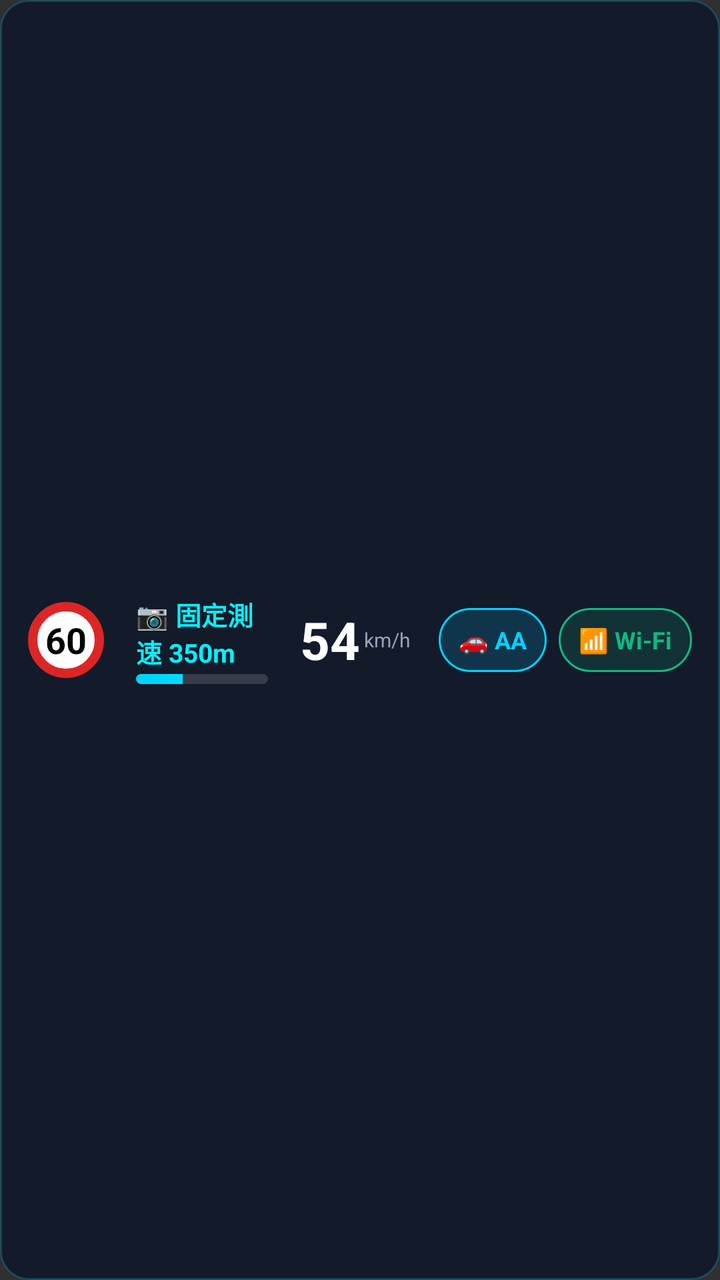
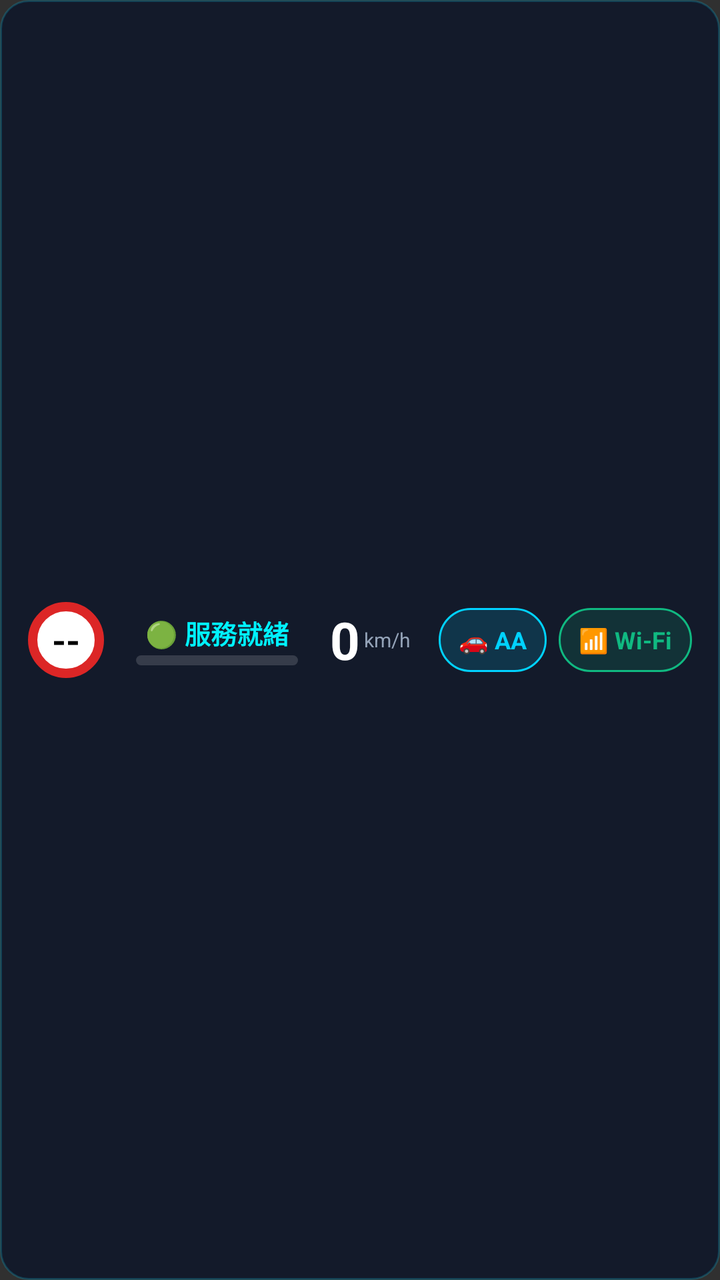

Screens rendered from an Android XML layout before and after an edit, with the pre-edit source and the edit as a unified diff.
<!-- AndroidManifest.xml: application theme Theme.AppCompat.NoActionBar -->
<!-- res/layout/widget_top_hud.xml -->
<?xml version="1.0" encoding="utf-8"?>
<LinearLayout xmlns:android="http://schemas.android.com/apk/res/android"
    android:id="@+id/widget_root"
    android:layout_width="match_parent"
    android:layout_height="52dp"
    android:background="@drawable/bg_hud_top_bar"
    android:gravity="center_vertical"
    android:orientation="horizontal"
    android:paddingStart="14dp"
    android:paddingEnd="14dp">

    
    <TextView
        android:id="@+id/tv_speed_limit"
        android:layout_width="38dp"
        android:layout_height="38dp"
        android:background="@drawable/bg_speed_limit_circle"
        android:gravity="center"
        android:text="60"
        android:textColor="#000000"
        android:textSize="18sp"
        android:textStyle="bold" />

    
    <LinearLayout
        android:layout_width="0dp"
        android:layout_height="wrap_content"
        android:layout_weight="1"
        android:gravity="center"
        android:orientation="vertical"
        android:paddingStart="16dp"
        android:paddingEnd="16dp">

        <TextView
            android:id="@+id/tv_cam_info"
            android:layout_width="wrap_content"
            android:layout_height="wrap_content"
            android:text="📷 固定測速 350m"
            android:textColor="@color/accent_cyan"
            android:textSize="13sp"
            android:textStyle="bold" />

        <ProgressBar
            android:id="@+id/pb_distance"
            style="?android:attr/progressBarStyleHorizontal"
            android:layout_width="match_parent"
            android:layout_height="5dp"
            android:layout_marginTop="2dp"
            android:max="1000"
            android:progress="350"
            android:progressDrawable="@drawable/progress_bar_cyan" />
    </LinearLayout>

    
    <TextView
        android:id="@+id/tv_current_speed"
        android:layout_width="wrap_content"
        android:layout_height="wrap_content"
        android:text="54"
        android:textColor="@color/text_white"
        android:textSize="26sp"
        android:textStyle="bold" />

    <TextView
        android:layout_width="wrap_content"
        android:layout_height="wrap_content"
        android:layout_marginStart="2dp"
        android:text="km/h"
        android:textColor="@color/text_gray"
        android:textSize="10sp" />

    
    <LinearLayout
        android:layout_width="wrap_content"
        android:layout_height="wrap_content"
        android:layout_marginStart="14dp"
        android:gravity="center_vertical"
        android:orientation="horizontal">

        
        <TextView
            android:id="@+id/btn_launch_aa"
            android:layout_width="wrap_content"
            android:layout_height="32dp"
            android:background="@drawable/bg_btn_aa"
            android:gravity="center"
            android:paddingStart="10dp"
            android:paddingEnd="10dp"
            android:text="🚗 AA"
            android:textColor="@color/accent_blue"
            android:textSize="12sp"
            android:textStyle="bold" />

        
        <TextView
            android:id="@+id/btn_toggle_wifi"
            android:layout_width="wrap_content"
            android:layout_height="32dp"
            android:layout_marginStart="6dp"
            android:background="@drawable/bg_btn_wifi"
            android:gravity="center"
            android:paddingStart="10dp"
            android:paddingEnd="10dp"
            android:text="📶 Wi-Fi"
            android:textColor="@color/accent_green"
            android:textSize="12sp"
            android:textStyle="bold" />
    </LinearLayout>

</LinearLayout>
<!-- resources referenced by this layout -->
<resources>
  <color name="accent_blue">#00D2FF</color>
  <color name="accent_cyan">#00F2FE</color>
  <color name="accent_green">#10B981</color>
  <color name="text_gray">#94A3B8</color>
  <color name="text_white">#FFFFFF</color>
  <!-- drawable bg_btn_aa (drawable) -->
  <?xml version="1.0" encoding="utf-8"?>
  <shape xmlns:android="http://schemas.android.com/apk/res/android"
      android:shape="rectangle">
      <solid android:color="#2600D2FF" />
      <stroke
          android:width="1dp"
          android:color="#00D2FF" />
      <corners android:radius="16dp" />
  </shape>
  <!-- drawable bg_btn_wifi (drawable) -->
  <?xml version="1.0" encoding="utf-8"?>
  <shape xmlns:android="http://schemas.android.com/apk/res/android"
      android:shape="rectangle">
      <solid android:color="#2610B981" />
      <stroke
          android:width="1dp"
          android:color="#10B981" />
      <corners android:radius="16dp" />
  </shape>
  <!-- drawable bg_hud_top_bar (drawable) -->
  <?xml version="1.0" encoding="utf-8"?>
  <shape xmlns:android="http://schemas.android.com/apk/res/android"
      android:shape="rectangle">
      <solid android:color="@color/bg_dark_card" />
      <stroke
          android:width="1dp"
          android:color="@color/bg_dark_border" />
      <corners android:radius="14dp" />
  </shape>
  <!-- drawable bg_speed_limit_circle (drawable) -->
  <?xml version="1.0" encoding="utf-8"?>
  <shape xmlns:android="http://schemas.android.com/apk/res/android"
      android:shape="oval">
      <solid android:color="#FFFFFF" />
      <stroke
          android:width="4.5dp"
          android:color="#DC2626" />
  </shape>
  <!-- drawable progress_bar_cyan (drawable) -->
  <?xml version="1.0" encoding="utf-8"?>
  <layer-list xmlns:android="http://schemas.android.com/apk/res/android">
      <item android:id="@android:id/background">
          <shape>
              <corners android:radius="3dp" />
              <solid android:color="#26FFFFFF" />
          </shape>
      </item>
      <item android:id="@android:id/progress">
          <clip>
              <shape>
                  <corners android:radius="3dp" />
                  <gradient
                      android:endColor="#00F2FE"
                      android:startColor="#00D2FF" />
              </shape>
          </clip>
      </item>
  </layer-list>
  <color name="bg_dark_card">#DE0F172A</color>
  <color name="bg_dark_border">#3300D2FF</color>
</resources>

<!-- the commit's change to res/layout/widget_top_hud.xml (unified diff, before → after) -->
@@ -16,7 +16,7 @@
         android:layout_height="38dp"
         android:background="@drawable/bg_speed_limit_circle"
         android:gravity="center"
-        android:text="60"
+        android:text="--"
         android:textColor="#000000"
         android:textSize="18sp"
         android:textStyle="bold" />
@@ -35,7 +35,7 @@
             android:id="@+id/tv_cam_info"
             android:layout_width="wrap_content"
             android:layout_height="wrap_content"
-            android:text="📷 固定測速 350m"
+            android:text="🟢 服務就緒"
             android:textColor="@color/accent_cyan"
             android:textSize="13sp"
             android:textStyle="bold" />
@@ -47,7 +47,7 @@
             android:layout_height="5dp"
             android:layout_marginTop="2dp"
             android:max="1000"
-            android:progress="350"
+            android:progress="0"
             android:progressDrawable="@drawable/progress_bar_cyan" />
     </LinearLayout>
 
@@ -56,7 +56,7 @@
         android:id="@+id/tv_current_speed"
         android:layout_width="wrap_content"
         android:layout_height="wrap_content"
-        android:text="54"
+        android:text="0"
         android:textColor="@color/text_white"
         android:textSize="26sp"
         android:textStyle="bold" />
